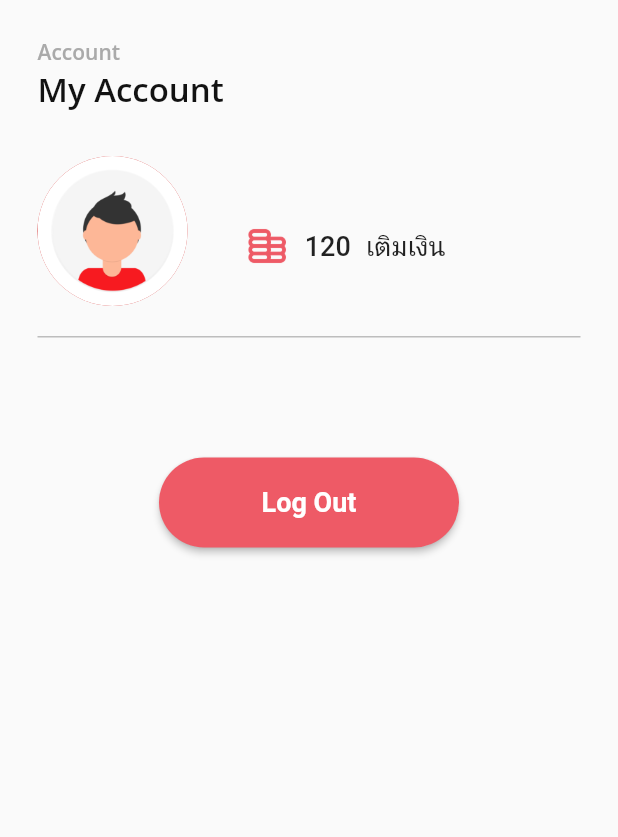
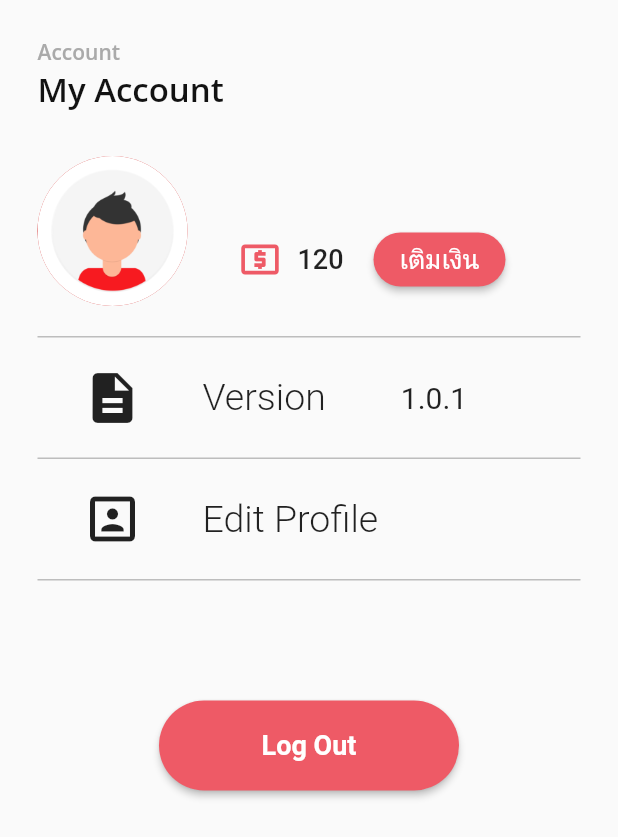
Before and after one commit to monthus089/ReadFox-M, a Flutter app: the Account screen opened directly, on a phone screen of 412 x 824 dp. Shown: the top 837 px of the screen. Run offline on Flutter 3.47's test engine with Material 2 defaults, Android fonts, the phone set to English and light mode, and no system bars; our stand-ins replace firebase_auth, firebase_core, flutter_svg, fluttertoast, form_field_validator, google_fonts; accounts and stored records are empty.

Commit message:
Edit Account

```diff
--- a/flutter_application_1/lib/page/Account.dart
+++ b/flutter_application_1/lib/page/Account.dart
@@ -66,12 +66,13 @@ class _AccountState extends State<Account> {
                             )),
                         Positioned(
                             top: 45,
-                            right: 90,
+                            right: 50,
                             child: Row(
                               children: [
-                                Image.asset(
-                                  "assets/icons/money.png",
-                                  width: 30,
+                                Icon(
+                                  Icons.local_atm,
+                                  color: kRedColor,
+                                  size: 30,
                                 ),
                                 SizedBox(
                                   width: 10,
@@ -83,16 +84,79 @@ class _AccountState extends State<Account> {
                                       fontWeight: FontWeight.w500),
                                 ),
                                 SizedBox(
-                                  width: 10,
+                                  width: 20,
                                 ),
-                                Text(
-                                  'เติมเงิน',
-                                  style: TextStyle(
-                                      fontSize: 18,
-                                      fontWeight: FontWeight.w500),
-                                ),
+                                cashs()
                               ],
                             ))
+                      ],
+                    ),
+                    SizedBox(
+                      height: 20,
+                    ),
+                    Container(
+                      width: double.infinity,
+                      height: 1,
+                      color: Colors.grey[400],
+                    ),
+                    SizedBox(
+                      height: 20,
+                    ),
+                    Row(
+                      children: [
+                        SizedBox(
+                          width: 30,
+                        ),
+                        Icon(
+                          Icons.description,
+                          size: 40,
+                        ),
+                        SizedBox(
+                          width: 40,
+                        ),
+                        Text(
+                          'Version',
+                          style: TextStyle(
+                              fontSize: 25, fontWeight: FontWeight.w300),
+                        ),
+                        SizedBox(
+                          width: 50,
+                        ),
+                        Text(
+                          '1.0.1',
+                          style: TextStyle(
+                              fontSize: 20, fontWeight: FontWeight.w400),
+                        )
+                      ],
+                    ),
+                    SizedBox(
+                      height: 20,
+                    ),
+                    Container(
+                      width: double.infinity,
+                      height: 1,
+                      color: Colors.grey[400],
+                    ),
+                    SizedBox(
+                      height: 20,
+                    ),
+                    Row(
+                      children: [
+                        SizedBox(
+                          width: 30,
+                        ),
+                        Icon(
+                          Icons.portrait,
+                          size: 40,
+                        ),
+                        SizedBox(
+                          width: 40,
+                        ),
+                        Text(
+                          'Edit Profile',
+                          style: TextStyle(
+                              fontSize: 25, fontWeight: FontWeight.w300),
+                        ),
                       ],
                     ),
                     SizedBox(
@@ -118,6 +182,19 @@ class _AccountState extends State<Account> {
     );
   }
 
+  MaterialButton cashs() {
+    return MaterialButton(
+      onPressed: () {},
+      shape: RoundedRectangleBorder(borderRadius: BorderRadius.circular(50)),
+      color: kRedColor,
+      child: Text(
+        "เติมเงิน",
+        style: TextStyle(
+            fontWeight: FontWeight.w500, fontSize: 18, color: Colors.white),
+      ),
+    );
+  }
+
   MaterialButton logout() {
     return MaterialButton(
       minWidth: 200,
@@ -127,7 +204,7 @@ class _AccountState extends State<Account> {
             context: context,
             builder: (BuildContext context) {
               return AlertDialog(
-                title: Text('อกกจากระบบ'),
+                title: Text('ออกจากระบบ'),
                 content: Text('คุณแน่ใจนะว่าต้องการออกจากระบบ'),
                 actions: <Widget>[
                   MaterialButton(
```
